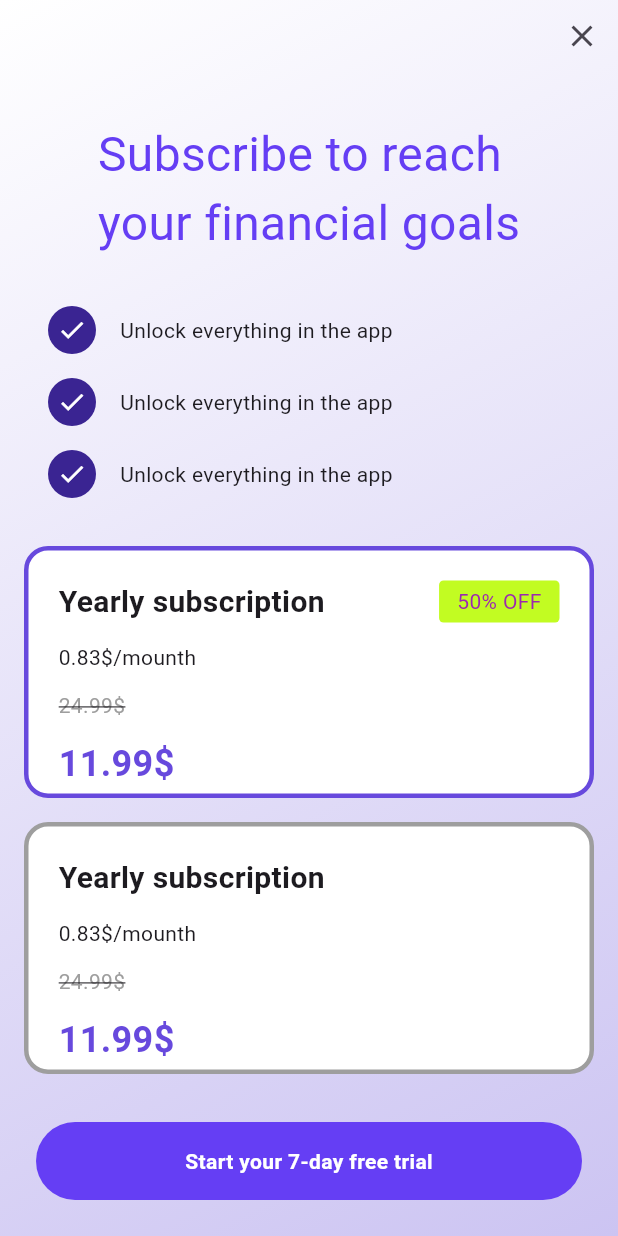
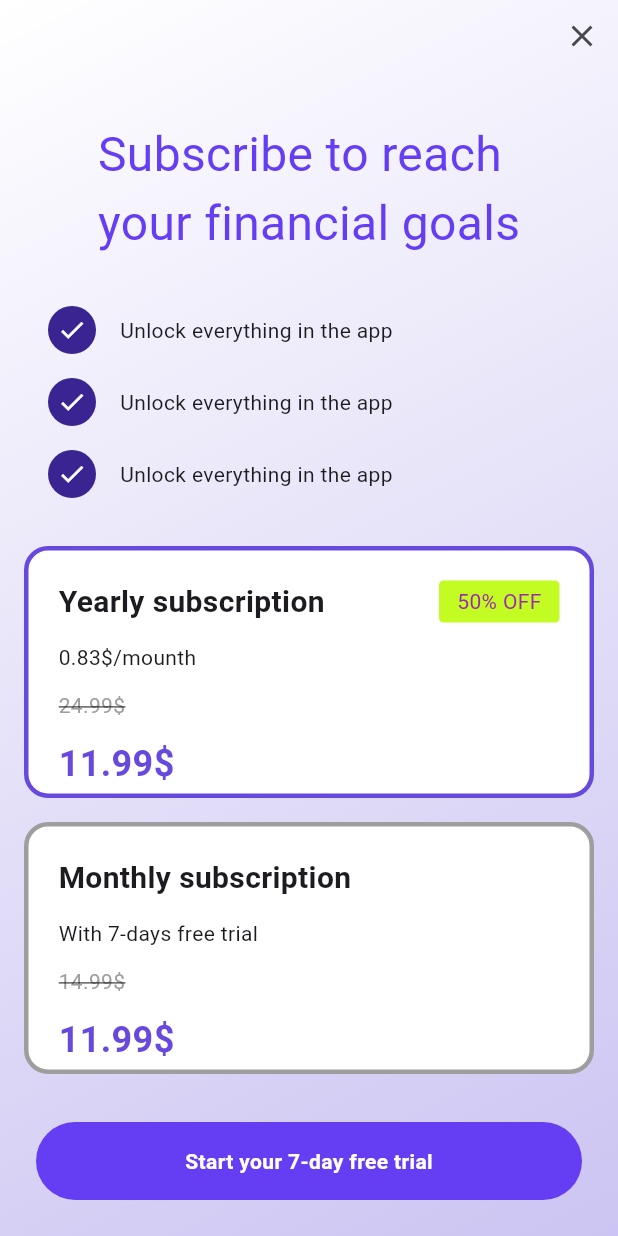
Before and after one commit to JAICHANGPARK/flutter_notebook_chapter_43, a Flutter app: the PaywallScreen screen opened directly, on a phone screen of 412 x 824 dp. Run offline on Flutter 3.47's test engine with Material 3 defaults, Android fonts, the phone set to English and light mode, and no system bars; our stand-ins replace gap.

Commit message:
Update paywall_screen.dart

```diff
--- a/lib/ep2154_paywall_screen/views/paywall_screen.dart
+++ b/lib/ep2154_paywall_screen/views/paywall_screen.dart
@@ -223,17 +223,17 @@ class _PaywallScreenState extends State<PaywallScreen> {
                                     spacing: 12,
                                     children: [
                                       Text(
-                                        "Yearly subscription",
+                                        "Monthly subscription",
                                         style: TextStyle(
                                           fontWeight: FontWeight.bold,
                                           fontSize: 20,
                                         ),
                                       ),
                                       Text(
-                                        "0.83\$/mounth",
+                                        "With 7-days free trial",
                                       ),
                                       Text(
-                                        "24.99\$",
+                                        "14.99\$",
                                         style: TextStyle(
                                           color: Colors.grey,
                                           decoration: TextDecoration.lineThrough,
```
